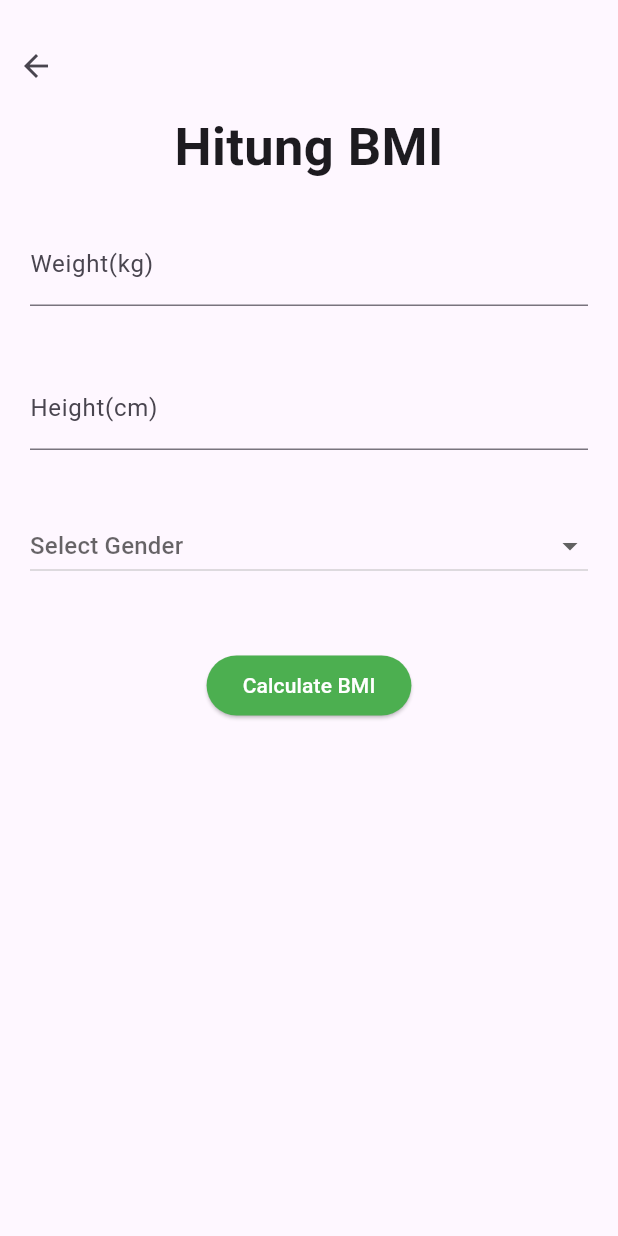
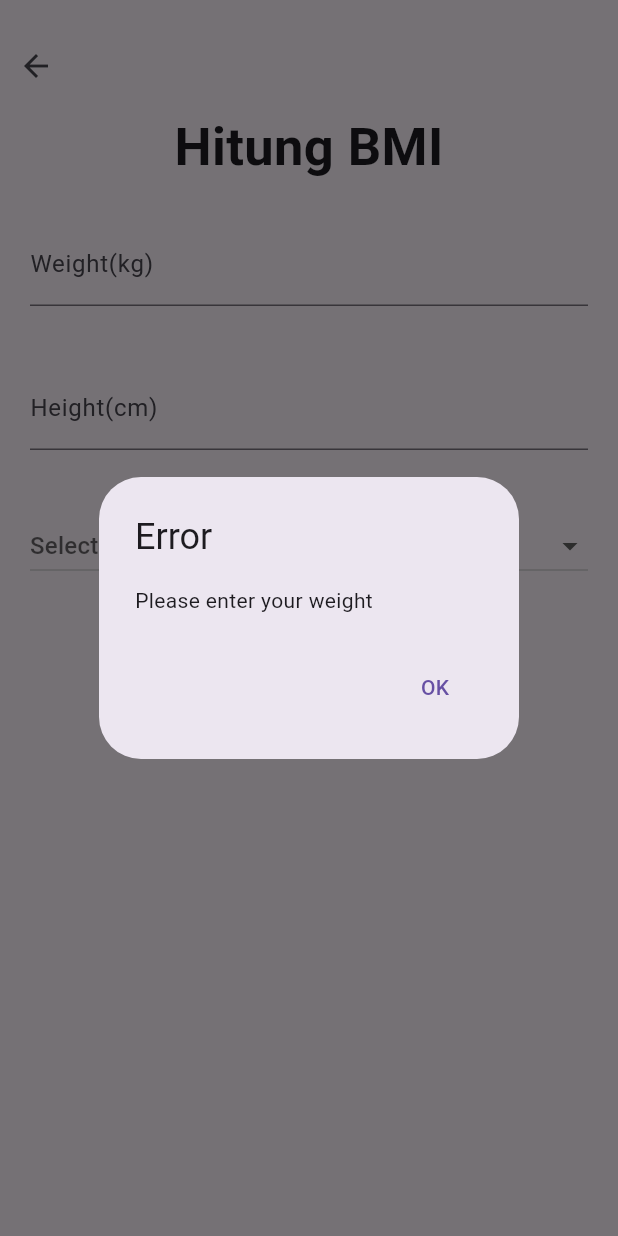
Before and after one commit to ChristiantoKape/submission_fit_calculator, a Flutter app: the CalculatorScreen screen opened directly, after a tap on "Calculate BMI", on a phone screen of 412 x 824 dp. Run offline on Flutter 3.47's test engine with Material 3 defaults, Android fonts, the phone set to English and light mode, and no system bars.

Commit message:
updating validation and model bmi_data

```diff
--- a/lib/calculator_screen.dart
+++ b/lib/calculator_screen.dart
@@ -1,3 +1,4 @@
+import 'package:fitcalc/model/bmi_data.dart';
 import 'package:flutter/material.dart';
 import 'package:flutter/services.dart';
 
@@ -134,8 +135,44 @@ class _CalculatorScreenState extends State<CalculatorScreen> {
     );
   }
 
+  bool validateInputs() {
+    String errorMessage = '';
+
+    if (weight.isEmpty) {
+      errorMessage = 'Please enter your weight';
+    } else if (height.isEmpty) {
+      errorMessage = 'Please enter your height';
+    } else {
+      errorMessage = 'Please select your gender';
+    }
+
+    if (errorMessage.isNotEmpty) {
+      showDialog(
+        context: context,
+        builder: (context) {
+          return AlertDialog(
+            title: const Text('Error'),
+            content: Text(errorMessage),
+            actions: [
+              TextButton(
+                onPressed: () {
+                  Navigator.pop(context);
+                },
+                child: const Text('OK'),
+              ),
+            ],
+          );
+        },
+      );
+      return false;
+    }
+
+    return true;
+  }
+
   void calculateBMI() {
-    if (weight.isNotEmpty && height.isNotEmpty) {
+    if (!validateInputs()) return;
+
     double weightValue = double.parse(weight);
     double heightValue = double.parse(height) / 100;
 
@@ -152,6 +189,17 @@ class _CalculatorScreenState extends State<CalculatorScreen> {
       } else {
         bmiCategory = 'Obese';
       }
+
+      BmiHistory.history.add(
+        BmiData(
+          bmi: roundedBmi,
+          category: bmiCategory,
+          gender: gender!,
+          date: DateTime.now().toString(),
+          weight: weightValue,
+          height: heightValue * 100,
+        ),
+      );
     });
 
     showDialog(
@@ -182,4 +230,3 @@ class _CalculatorScreenState extends State<CalculatorScreen> {
     );
   }
 }
-}
--- /dev/null
+++ b/lib/model/bmi_data.dart
@@ -0,0 +1,21 @@
+class BmiData {
+  final double bmi;
+  final String category;
+  final String gender;
+  final String date;
+  final double weight;
+  final double height;
+
+  BmiData({
+    required this.bmi,
+    required this.category,
+    required this.gender,
+    required this.date,
+    required this.weight,
+    required this.height,
+  });
+}
+
+class BmiHistory {
+  static List<BmiData> history = [];
+}
```
Lines whose indentation alone changed are shown as unchanged.
